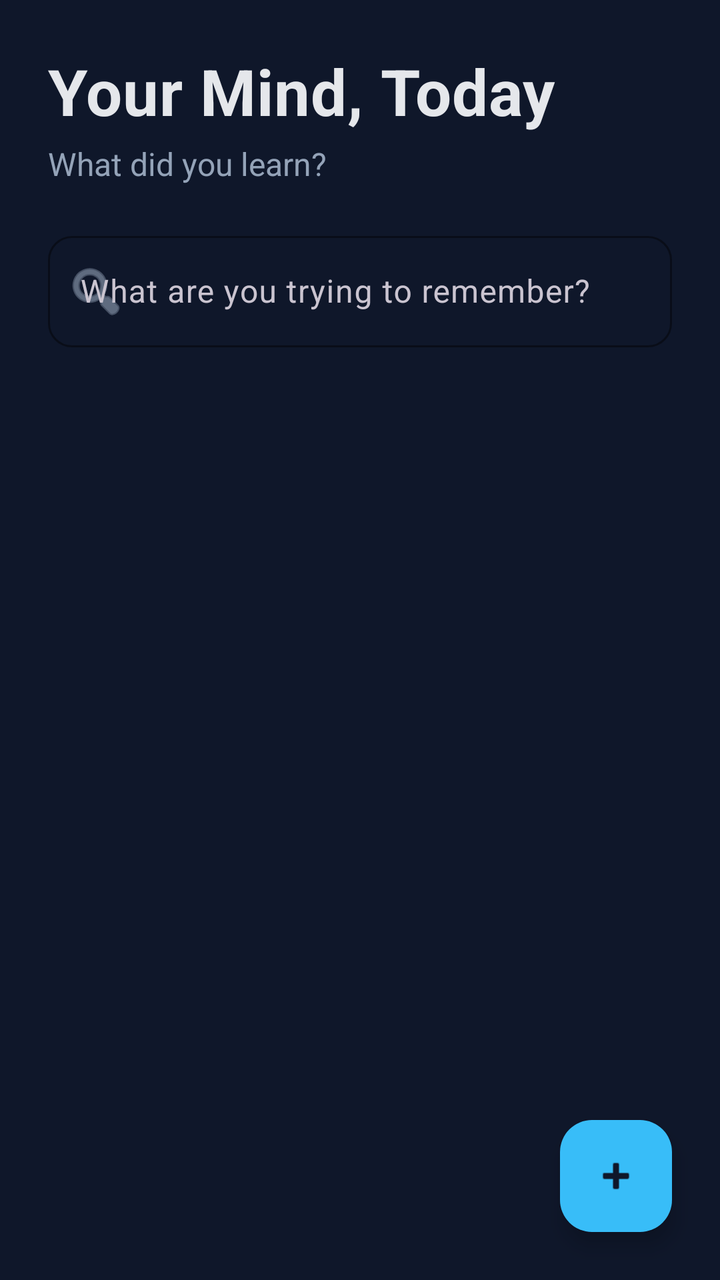
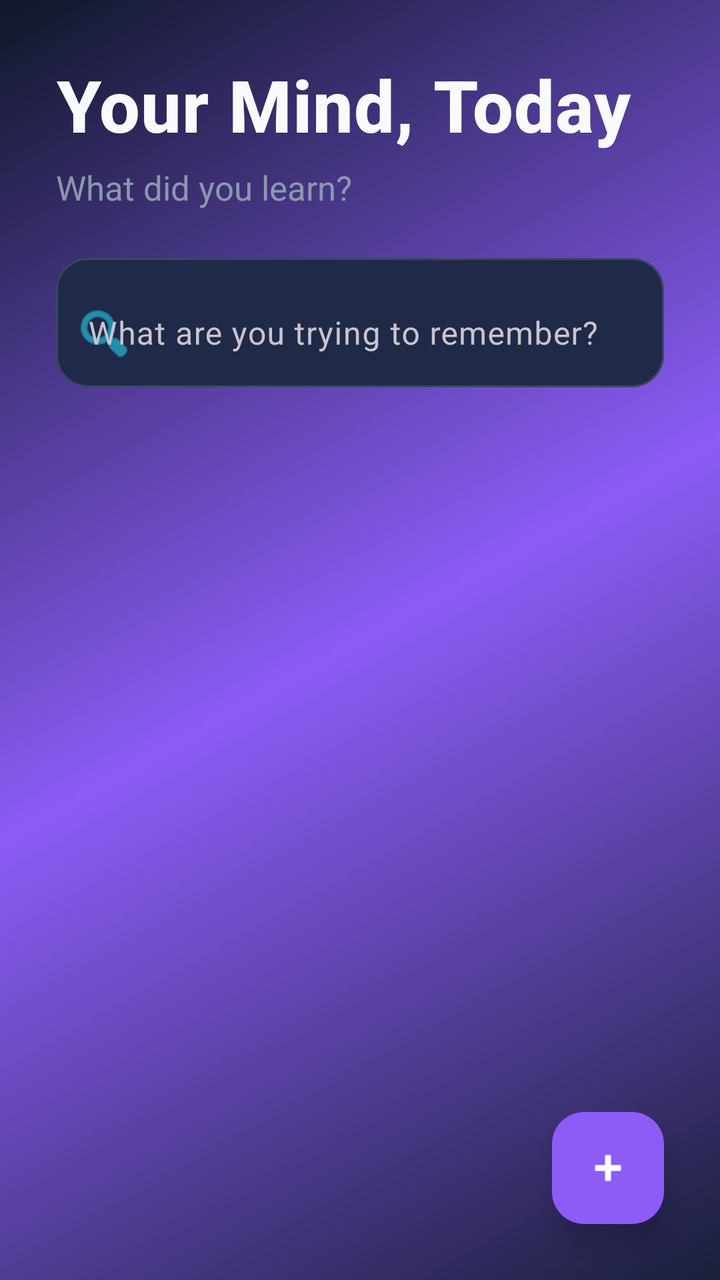

The first picture is an Android layout as it rendered before a commit; the second is the same layout after the commit. The layout source and the unified diff follow.
<!-- AndroidManifest.xml: application theme Theme.SecondBrainLite -->
<!-- res/layout/activity_main.xml -->
<?xml version="1.0" encoding="utf-8"?>
<androidx.coordinatorlayout.widget.CoordinatorLayout 
    xmlns:android="http://schemas.android.com/apk/res/android"
    xmlns:app="http://schemas.android.com/apk/res-auto"
    android:layout_width="match_parent"
    android:layout_height="match_parent"
    android:background="@color/background_dark_navy">

    <LinearLayout
        android:layout_width="match_parent"
        android:layout_height="match_parent"
        android:orientation="vertical">

        
        <LinearLayout
            android:layout_width="match_parent"
            android:layout_height="wrap_content"
            android:orientation="vertical"
            android:padding="24dp">

            <TextView
                android:layout_width="wrap_content"
                android:layout_height="wrap_content"
                android:text="@string/header_your_mind"
                android:textColor="@color/text_off_white"
                android:textSize="32sp"
                android:textStyle="bold"
                android:letterSpacing="0.01"/>

            <TextView
                android:layout_width="wrap_content"
                android:layout_height="wrap_content"
                android:text="@string/subtext_what_learned"
                android:textColor="@color/text_secondary"
                android:textSize="16sp"
                android:layout_marginTop="4dp"/>

            
            <com.google.android.material.textfield.TextInputLayout
                android:layout_width="match_parent"
                android:layout_height="wrap_content"
                android:layout_marginTop="20dp"
                style="@style/Widget.SecondBrain.TextInputLayout"
                app:startIconDrawable="@android:drawable/ic_menu_search"
                app:startIconTint="@color/text_secondary">

                <com.google.android.material.textfield.TextInputEditText
                    android:id="@+id/searchEditText"
                    android:layout_width="match_parent"
                    android:layout_height="wrap_content"
                    android:hint="@string/search_hint"
                    android:textColor="@color/text_off_white"
                    android:textColorHint="@color/text_secondary"
                    android:maxLines="1"
                    android:imeOptions="actionSearch"/>

            </com.google.android.material.textfield.TextInputLayout>

        </LinearLayout>

        
        <androidx.recyclerview.widget.RecyclerView
            android:id="@+id/thoughtsRecyclerView"
            android:layout_width="match_parent"
            android:layout_height="0dp"
            android:layout_weight="1"
            android:paddingHorizontal="16dp"
            android:clipToPadding="false"/>

        
        <TextView
            android:id="@+id/emptyStateTextView"
            android:layout_width="wrap_content"
            android:layout_height="0dp"
            android:layout_weight="1"
            android:layout_gravity="center"
            android:text="@string/no_thoughts_yet"
            android:textColor="@color/text_secondary"
            android:textSize="16sp"
            android:gravity="center"
            android:visibility="gone"
            android:padding="32dp"/>

        
        <FrameLayout
            android:id="@+id/bannerAdContainer"
            android:layout_width="match_parent"
            android:layout_height="wrap_content"
            android:layout_gravity="bottom"
            android:background="@color/card_background"/>

    </LinearLayout>

    
    <com.google.android.material.floatingactionbutton.FloatingActionButton
        android:id="@+id/addThoughtFab"
        android:layout_width="wrap_content"
        android:layout_height="wrap_content"
        android:layout_gravity="bottom|end"
        android:layout_margin="24dp"
        android:src="@android:drawable/ic_input_add"
        app:tint="@color/background_dark_navy"
        app:backgroundTint="@color/primary_soft_blue"
        app:elevation="6dp"
        android:contentDescription="@string/add_thought_title"/>

</androidx.coordinatorlayout.widget.CoordinatorLayout>
<!-- resources referenced by this layout -->
<resources>
  <color name="background_dark_navy">#0F172A</color>
  <color name="card_background">#1E293B</color>
  <color name="primary_soft_blue">#38BDF8</color>
  <color name="text_off_white">#E5E7EB</color>
  <color name="text_secondary">#94A3B8</color>
  <string name="add_thought_title">New Thought</string>
  <string name="header_your_mind">Your Mind, Today</string>
  <string name="no_thoughts_yet">No thoughts yet. Tap + to add your first one.</string>
  <string name="search_hint">What are you trying to remember?</string>
  <string name="subtext_what_learned">What did you learn?</string>
  <style name="Widget.SecondBrain.TextInputLayout" parent="Widget.Material3.TextInputLayout.OutlinedBox">
          <item name="boxStrokeColor">@color/primary_soft_blue</item>
          <item name="hintTextColor">@color/text_secondary</item>
          <item name="boxCornerRadiusTopStart">12dp</item>
          <item name="boxCornerRadiusTopEnd">12dp</item>
          <item name="boxCornerRadiusBottomStart">12dp</item>
          <item name="boxCornerRadiusBottomEnd">12dp</item>
      </style>
  <style name="Theme.SecondBrainLite" parent="Base.Theme.SecondBrainLite" />
  <style name="Base.Theme.SecondBrainLite" parent="Theme.Material3.Dark.NoActionBar">
          
          <item name="colorPrimary">@color/primary_soft_blue</item>
          <item name="colorPrimaryVariant">@color/primary_soft_blue</item>
          <item name="colorOnPrimary">@color/background_dark_navy</item>
          
          
          <item name="colorSecondary">@color/secondary_green</item>
          <item name="colorSecondaryVariant">@color/secondary_green</item>
          <item name="colorOnSecondary">@color/background_dark_navy</item>
          
          
          <item name="android:colorBackground">@color/background_dark_navy</item>
          <item name="colorSurface">@color/card_background</item>
          <item name="colorOnSurface">@color/text_off_white</item>
          
          
          <item name="android:textColorPrimary">@color/text_off_white</item>
          <item name="android:textColorSecondary">@color/text_secondary</item>
          
          
          <item name="android:statusBarColor">@color/background_dark_navy</item>
          <item name="android:windowLightStatusBar" tools:targetApi="m">false</item>
          
          
          <item name="android:navigationBarColor">@color/background_dark_navy</item>
      </style>
  <color name="secondary_green">#22C55E</color>
</resources>

<!-- the commit's change to res/layout/activity_main.xml (unified diff, before → after) -->
@@ -4,7 +4,7 @@
     xmlns:app="http://schemas.android.com/apk/res-auto"
     android:layout_width="match_parent"
     android:layout_height="match_parent"
-    android:background="@color/background_dark_navy">
+    android:background="@drawable/gradient_background">
 
     <LinearLayout
         android:layout_width="match_parent"
@@ -16,45 +16,64 @@
             android:layout_width="match_parent"
             android:layout_height="wrap_content"
             android:orientation="vertical"
-            android:padding="24dp">
+            android:padding="28dp"
+            android:paddingTop="32dp">
 
             <TextView
                 android:layout_width="wrap_content"
                 android:layout_height="wrap_content"
                 android:text="@string/header_your_mind"
                 android:textColor="@color/text_off_white"
-                android:textSize="32sp"
+                android:textSize="36sp"
                 android:textStyle="bold"
-                android:letterSpacing="0.01"/>
+                android:letterSpacing="0.01"
+                android:fontFamily="sans-serif-medium"/>
 
             <TextView
                 android:layout_width="wrap_content"
                 android:layout_height="wrap_content"
                 android:text="@string/subtext_what_learned"
                 android:textColor="@color/text_secondary"
-                android:textSize="16sp"
-                android:layout_marginTop="4dp"/>
+                android:textSize="17sp"
+                android:layout_marginTop="6dp"
+                android:alpha="0.9"/>
 
             
-            <com.google.android.material.textfield.TextInputLayout
+            <com.google.android.material.card.MaterialCardView
                 android:layout_width="match_parent"
                 android:layout_height="wrap_content"
-                android:layout_marginTop="20dp"
-                style="@style/Widget.SecondBrain.TextInputLayout"
-                app:startIconDrawable="@android:drawable/ic_menu_search"
-                app:startIconTint="@color/text_secondary">
+                android:layout_marginTop="24dp"
+                app:cardBackgroundColor="@color/card_background"
+                app:cardCornerRadius="16dp"
+                app:cardElevation="0dp"
+                app:strokeWidth="1dp"
+                app:strokeColor="@color/card_stroke">
 
-                <com.google.android.material.textfield.TextInputEditText
-                    android:id="@+id/searchEditText"
+                <com.google.android.material.textfield.TextInputLayout
                     android:layout_width="match_parent"
                     android:layout_height="wrap_content"
-                    android:hint="@string/search_hint"
-                    android:textColor="@color/text_off_white"
-                    android:textColorHint="@color/text_secondary"
-                    android:maxLines="1"
-                    android:imeOptions="actionSearch"/>
+                    style="@style/Widget.Material3.TextInputLayout.FilledBox.Dense"
+                    app:boxBackgroundMode="none"
+                    app:startIconDrawable="@android:drawable/ic_menu_search"
+                    app:startIconTint="@color/primary_cyan"
+                    app:hintTextColor="@color/text_tertiary">
 
-            </com.google.android.material.textfield.TextInputLayout>
+                    <com.google.android.material.textfield.TextInputEditText
+                        android:id="@+id/searchEditText"
+                        android:layout_width="match_parent"
+                        android:layout_height="wrap_content"
+                        android:hint="@string/search_hint"
+                        android:textColor="@color/text_primary"
+                        android:textColorHint="@color/text_tertiary"
+                       android:textSize="16sp"
+                        android:maxLines="1"
+                        android:paddingVertical="16dp"
+                        android:background="@android:color/transparent"
+                        android:imeOptions="actionSearch"/>
+
+                </com.google.android.material.textfield.TextInputLayout>
+
+            </com.google.android.material.card.MaterialCardView>
 
         </LinearLayout>
 
@@ -64,22 +83,40 @@
             android:layout_width="match_parent"
             android:layout_height="0dp"
             android:layout_weight="1"
-            android:paddingHorizontal="16dp"
-            android:clipToPadding="false"/>
+            android:paddingHorizontal="20dp"
+            android:paddingBottom="16dp"
+            android:clipToPadding="false"
+            android:overScrollMode="never"/>
 
         
-        <TextView
-            android:id="@+id/emptyStateTextView"
-            android:layout_width="wrap_content"
+        <LinearLayout
+            android:id="@+id/emptyStateContainer"
+            android:layout_width="match_parent"
             android:layout_height="0dp"
             android:layout_weight="1"
-            android:layout_gravity="center"
-            android:text="@string/no_thoughts_yet"
-            android:textColor="@color/text_secondary"
-            android:textSize="16sp"
+            android:orientation="vertical"
             android:gravity="center"
             android:visibility="gone"
-            android:padding="32dp"/>
+            android:padding="48dp">
+
+            <TextView
+                android:layout_width="wrap_content"
+                android:layout_height="wrap_content"
+                android:text="✨"
+                android:textSize="64sp"
+                android:layout_marginBottom="16dp"/>
+
+            <TextView
+                android:id="@+id/emptyStateTextView"
+                android:layout_width="wrap_content"
+                android:layout_height="wrap_content"
+                android:text="@string/no_thoughts_yet"
+                android:textColor="@color/text_secondary"
+                android:textSize="18sp"
+                android:gravity="center"
+                android:alpha="0.8"/>
+
+        </LinearLayout>
 
         
         <FrameLayout
@@ -87,7 +124,9 @@
             android:layout_width="match_parent"
             android:layout_height="wrap_content"
             android:layout_gravity="bottom"
-            android:background="@color/card_background"/>
+            android:layout_marginBottom="96dp"
+            android:background="@color/card_background"
+            android:elevation="4dp"/>
 
     </LinearLayout>
 
@@ -97,11 +136,15 @@
         android:layout_width="wrap_content"
         android:layout_height="wrap_content"
         android:layout_gravity="bottom|end"
-        android:layout_margin="24dp"
+        android:layout_margin="28dp"
         android:src="@android:drawable/ic_input_add"
-        app:tint="@color/background_dark_navy"
-        app:backgroundTint="@color/primary_soft_blue"
-        app:elevation="6dp"
-        android:contentDescription="@string/add_thought_title"/>
+        app:tint="@color/white"
+        app:backgroundTint="@color/gradient_start"
+        app:elevation="8dp"
+        app:pressedTranslationZ="12dp"
+        app:rippleColor="@color/glass_overlay_strong"
+        app:fabSize="normal"
+        android:contentDescription="@string/add_thought_title"
+        android:stateListAnimator="@null"/>
 
 </androidx.coordinatorlayout.widget.CoordinatorLayout>
<!-- resource entries referenced after the edit -->
@@ -1,24 +1,33 @@
 <!-- resources referenced by this layout -->
 <resources>
-  <color name="background_dark_navy">#0F172A</color>
-  <color name="card_background">#1E293B</color>
-  <color name="primary_soft_blue">#38BDF8</color>
-  <color name="text_off_white">#E5E7EB</color>
+  <color name="card_background">#1E2A47</color>
+  <color name="card_stroke">#3B4668</color>
+  <color name="glass_overlay_strong">#33FFFFFF</color>
+  <color name="gradient_start">#8B5CF6</color>
+  <color name="primary_cyan">#22D3EE</color>
+  <color name="text_off_white">#F8FAFC</color>
+  <color name="text_primary">#E2E8F0</color>
   <color name="text_secondary">#94A3B8</color>
+  <color name="text_tertiary">#64748B</color>
+  <color name="white">#FFFFFF</color>
+  <!-- drawable gradient_background (drawable) -->
+  <?xml version="1.0" encoding="utf-8"?>
+  <shape xmlns:android="http://schemas.android.com/apk/res/android">
+      <gradient
+          android:angle="135"
+          android:startColor="@color/background_gradient_start"
+          android:centerColor="@color/gradient_start"
+          android:endColor="@color/background_gradient_end"
+          android:type="linear" />
+  </shape>
   <string name="add_thought_title">New Thought</string>
   <string name="header_your_mind">Your Mind, Today</string>
   <string name="no_thoughts_yet">No thoughts yet. Tap + to add your first one.</string>
   <string name="search_hint">What are you trying to remember?</string>
   <string name="subtext_what_learned">What did you learn?</string>
-  <style name="Widget.SecondBrain.TextInputLayout" parent="Widget.Material3.TextInputLayout.OutlinedBox">
-          <item name="boxStrokeColor">@color/primary_soft_blue</item>
-          <item name="hintTextColor">@color/text_secondary</item>
-          <item name="boxCornerRadiusTopStart">12dp</item>
-          <item name="boxCornerRadiusTopEnd">12dp</item>
-          <item name="boxCornerRadiusBottomStart">12dp</item>
-          <item name="boxCornerRadiusBottomEnd">12dp</item>
-      </style>
   <style name="Theme.SecondBrainLite" parent="Base.Theme.SecondBrainLite" />
+  <color name="background_gradient_start">#1A1F3A</color>
+  <color name="background_gradient_end">#0F1729</color>
   <style name="Base.Theme.SecondBrainLite" parent="Theme.Material3.Dark.NoActionBar">
           
           <item name="colorPrimary">@color/primary_soft_blue</item>
@@ -46,6 +55,8 @@
           
           <item name="android:navigationBarColor">@color/background_dark_navy</item>
       </style>
-  <color name="secondary_green">#22C55E</color>
+  <color name="primary_soft_blue">#3B82F6</color>
+  <color name="background_dark_navy">#0A0E27</color>
+  <color name="secondary_green">#10B981</color>
 </resources>
 
